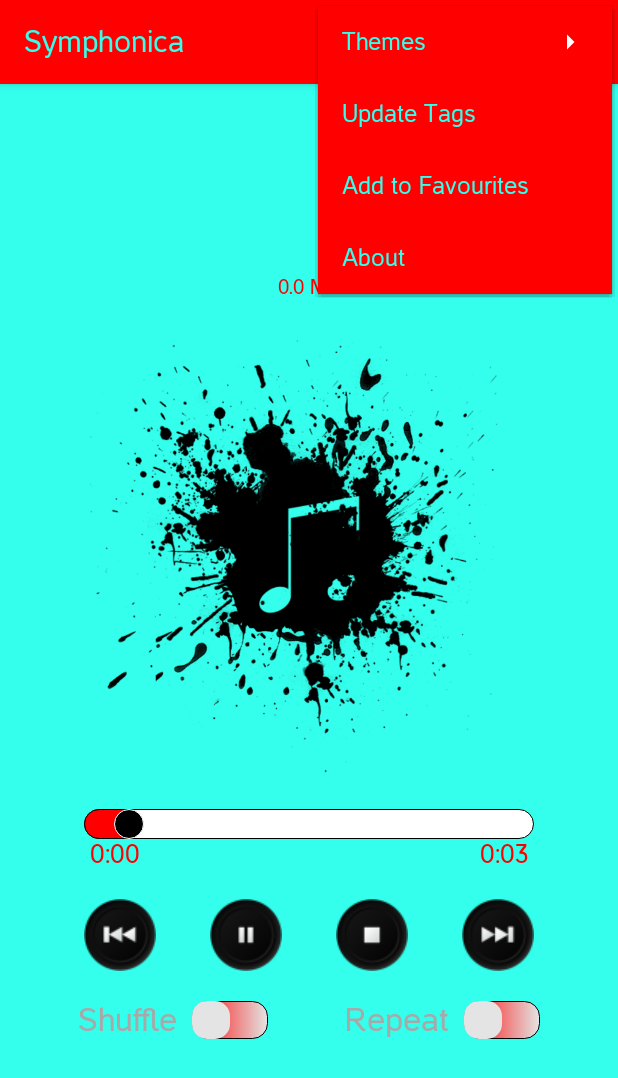
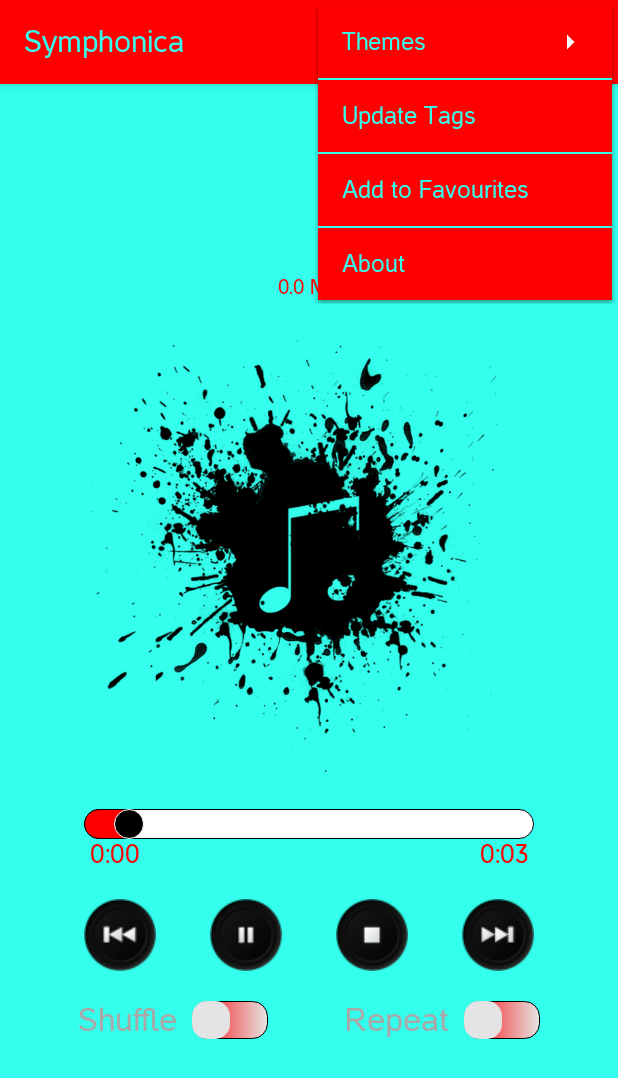
Before and after one commit to Torres1982/Wipro_Music_Player, an Android app: the MusicPlayer screen opened directly, with no data from a screen before it, with the options menu open, on a phone screen of 412 x 824 dp. Shown: the top 1078 px of the screen. Run offline under Robolectric (Android 15) with nearby library versions, the phone set to English and light mode, and no system bars; 8 statements that could not run were skipped.

Commit message:
Menu Items Divider fixed (through Styles).

```diff
--- a/app/src/main/java/com/wipro/wipro_music_player/MusicPlayer.java
+++ b/app/src/main/java/com/wipro/wipro_music_player/MusicPlayer.java
@@ -19,6 +19,8 @@ import android.support.annotation.ColorInt;
 import android.support.constraint.ConstraintLayout;
 import android.support.v4.app.NotificationCompat;
 import android.support.v4.content.ContextCompat;
+import android.support.v4.view.MenuCompat;
+import android.support.v4.view.MenuItemCompat;
 import android.support.v4.view.ViewCompat;
 import android.support.v7.app.AppCompatActivity;
 import android.util.Log;
@@ -150,6 +152,7 @@ public class MusicPlayer extends AppCompatActivity {
     public boolean onCreateOptionsMenu(Menu menu) {
         MenuInflater menuInflater = getMenuInflater();
         menuInflater.inflate(R.menu.menu, menu);
+        //MenuCompat.setGroupDividerEnabled(menu, true);
         super.onCreateOptionsMenu(menu);
         return true;
     }
--- a/app/src/main/res/menu/menu.xml
+++ b/app/src/main/res/menu/menu.xml
@@ -5,6 +5,8 @@
     xmlns:tools="http://schemas.android.com/tools"
     tools:context=".MusicPlayer">
 
+    <group
+        android:id="@+id/group_themes">
         <item
             android:id="@+id/item_theme"
             android:title="@string/item_theme"
@@ -21,7 +23,10 @@
                     app:showAsAction="never" />
             </menu>
         </item>
+    </group>
 
+    <group
+        android:id="@+id/group_fancy">
         <item
             android:id="@+id/item_tags"
             android:title="@string/item_tags"
@@ -31,6 +36,7 @@
             android:id="@+id/item_favourites"
             android:title="@string/item_favourites"
             app:showAsAction="never"/>
+    </group>
 
     <item
         android:id="@+id/item_about"
--- a/app/src/main/res/values/dimens.xml
+++ b/app/src/main/res/values/dimens.xml
@@ -16,5 +16,6 @@
     <dimen name="margin_eight">8dp</dimen>
     <dimen name="margin_five">5dp</dimen>
     <dimen name="margin_two">2dp</dimen>
+    <dimen name="menu_items_divider">1dp</dimen>
     <dimen name="size_one">1px</dimen>
 </resources>
--- a/app/src/main/res/values/styles.xml
+++ b/app/src/main/res/values/styles.xml
@@ -9,6 +9,8 @@
         <item name="fontFamily">@font/casper_regular</item>
         <!-- Customize the Action Bar -->
         <item name="actionBarStyle">@style/CustomActionBar</item>
+        <!-- Customize the Divider for Menu Items -->
+        <item name="android:dropDownListViewStyle">@style/ActionBarMenuDivider</item>
     </style>
 
     <!-- Set the Background Color of the Bar to red -->
@@ -18,7 +20,7 @@
         <item name="popupTheme">@style/ActionBarMenu</item>
     </style>
 
-    <!-- Set the Title Text Color of the Bar to white -->
+    <!-- Set the Title Text Color of the Bar to light color -->
     <style name="CustomActionBarTitle" parent="@style/TextAppearance.AppCompat.Widget.ActionBar.Title">
         <item name="android:textColor">@color/light_green</item>
     </style>
@@ -28,4 +30,10 @@
         <item name="android:textColor">@color/light_green</item>
         <item name="android:background">@color/red</item>
     </style>
+
+    <!-- Set Up the Divider for Menu Items -->
+    <style name="ActionBarMenuDivider" parent="@style/Widget.AppCompat.ListView.DropDown">
+        <item name="android:divider">@color/light_green</item>
+        <item name="android:dividerHeight">@dimen/menu_items_divider</item>
+    </style>
 </resources>
```
Lines whose indentation alone changed are shown as unchanged.
